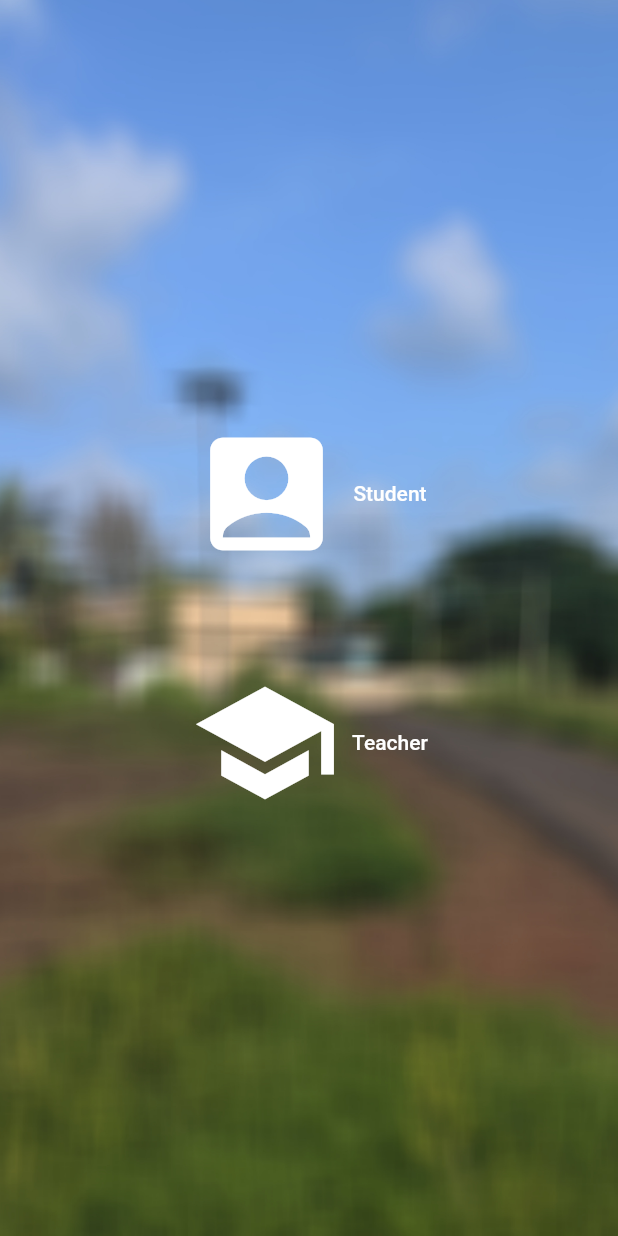
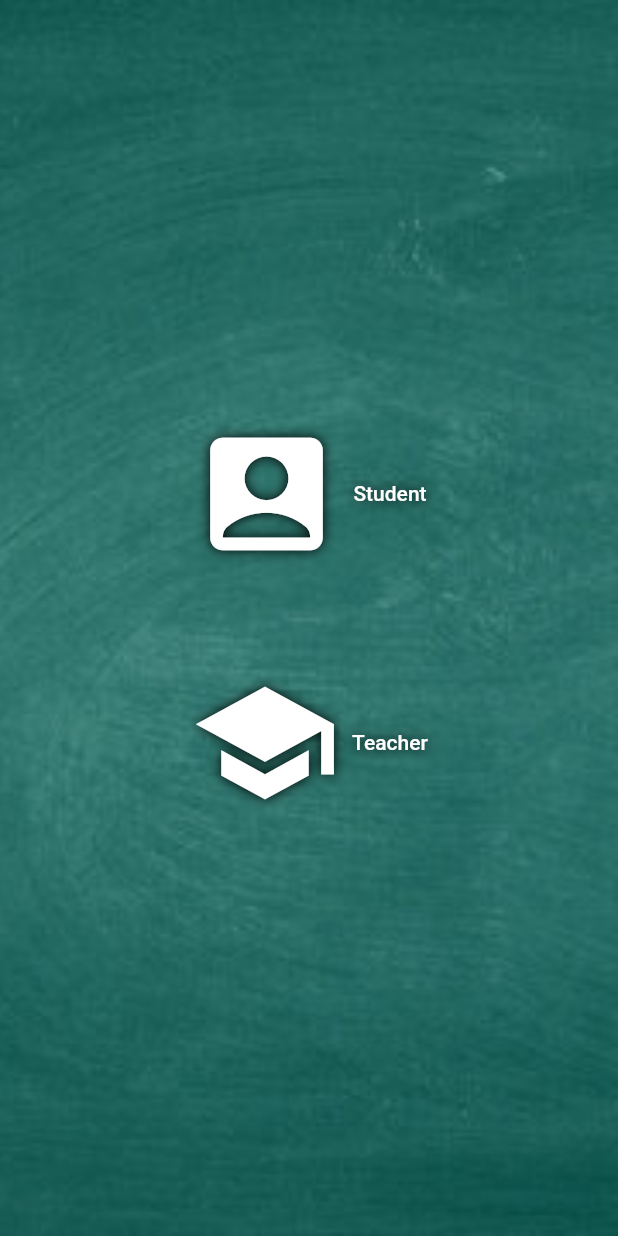
Before and after one commit to sanushcj/school-App, a Flutter app: the screen it shows after launch, on a phone screen of 412 x 824 dp. Run offline on Flutter 3.47's test engine with Material 2 defaults, Android fonts, the light colour scheme and no system bars; our stand-ins replace hive, hive_flutter, image_picker; accounts and stored records are empty.

```diff
--- a/lib/db/functions/database_functions.dart
+++ b/lib/db/functions/database_functions.dart
@@ -4,7 +4,7 @@ import 'package:flutter/material.dart';
 import 'package:ghss_periya/db/model/data_model.dart';
 import 'package:hive_flutter/adapters.dart';
 import 'package:image_picker/image_picker.dart';
-import 'package:ghss_periya/screens/add_students.dart';
+import 'package:ghss_periya/screens/Admin/add_students.dart';
 
 ValueNotifier<List<StudentModel>> studentListNotifier = ValueNotifier([]);
 
--- a/lib/db/model/data_model.dart
+++ b/lib/db/model/data_model.dart
@@ -1,5 +1,4 @@
 import 'package:hive/hive.dart';
-import 'package:image_picker/image_picker.dart';
 part 'data_model.g.dart';
 
 @HiveType(typeId: 1)
--- a/lib/main.dart
+++ b/lib/main.dart
@@ -4,6 +4,7 @@ import 'package:ghss_periya/screens/firstpage.dart';
 import 'package:hive_flutter/adapters.dart';
 
 main() async {
+   WidgetsFlutterBinding.ensureInitialized();
   Hive.initFlutter();
   if (!Hive.isAdapterRegistered(StudentModelAdapter().typeId)) {
     Hive.registerAdapter(StudentModelAdapter());
--- a/lib/screens/Admin/add_students.dart
+++ b/lib/screens/Admin/add_students.dart
@@ -1,6 +1,5 @@
 // ignore_for_file: no_leading_underscores_for_local_identifiers
 
-import 'dart:io';
 
 import 'package:flutter/material.dart';
 import 'package:ghss_periya/db/functions/database_functions.dart';
--- a/lib/screens/Admin/adminpage.dart
+++ b/lib/screens/Admin/adminpage.dart
@@ -1,6 +1,6 @@
 import 'package:flutter/material.dart';
-import 'package:ghss_periya/screens/add_students.dart';
 import 'package:ghss_periya/screens/students_registered.dart';
+import 'add_students.dart';
 
 class AdminPage extends StatelessWidget {
   const AdminPage({super.key});
@@ -12,8 +12,8 @@ class AdminPage extends StatelessWidget {
           child: Container(
               decoration: const BoxDecoration(
           image: DecorationImage(
-              image: AssetImage('assets/img/Picsart_22-09-29_12-14-59-596.jpg'),
-              fit: BoxFit.fill),
+              image: AssetImage('assets/img/home_background.jpg'),
+              fit: BoxFit.cover),
         ),
             child: Center(
         child: Column(
--- a/lib/screens/firstpage.dart
+++ b/lib/screens/firstpage.dart
@@ -4,8 +4,6 @@ import 'package:flutter/material.dart';
 // import 'package:ghss_periya/screens/add_students.dart';
 import 'package:ghss_periya/screens/home.dart';
 import 'package:ghss_periya/screens/students/studentsstudentsview.dart';
-import 'package:ghss_periya/screens/students_registered.dart';
-
 import '../db/functions/database_functions.dart';
 
 class Firstpagee extends StatelessWidget {
@@ -17,22 +15,41 @@ class Firstpagee extends StatelessWidget {
     return Scaffold(
         body: SafeArea(
             child: Container(
-
       decoration: const BoxDecoration(
         image: DecorationImage(
-              image: AssetImage('assets/img/Picsart_22-09-29_12-14-59-596.jpg'),
-              fit: BoxFit.fill),
+          opacity: 1,
+          image: AssetImage('assets/img/home_background.jpg'),
+          fit: BoxFit.cover,
+        ),
       ),
       child: Center(
         child: Column(mainAxisAlignment: MainAxisAlignment.center, children: [
           TextButton.icon(
               onPressed: (() {
                 Navigator.of(context).push(MaterialPageRoute(
-                      builder: (context) => StudentsRegisteredStudent(),
+                  builder: (context) => const StudentsRegisteredStudent(),
                 ));
               }),
-                  icon: const Icon(Icons.account_box ,size: 100, color: Colors.white,),
-                  label: const Text('Student' ,style: TextStyle(color: Colors.white), ) ),
+              icon: const Icon(
+                Icons.account_box,
+                size: 100,
+                color: Colors.white,
+                shadows: [
+                  Shadow(
+                    color: Colors.black,
+                    blurRadius: 10,
+                  )
+                ],
+              ),
+              label: const Text(
+                'Student',
+                style: TextStyle(color: Colors.white, shadows: [
+                  Shadow(
+                    color: Colors.black,
+                    blurRadius: 10,
+                  )
+                ]),
+              )),
           const SizedBox(
             height: 50,
           ),
@@ -43,12 +60,27 @@ class Firstpagee extends StatelessWidget {
                 builder: (context) => const HomePage(),
               ));
             }),
-                  icon: const Icon(Icons.school,size: 100,color: Colors.white,),
-              label: const Text('Teacher' ,style: TextStyle(color: Colors.white), ) ),
+            icon: const Icon(Icons.school,
+                size: 100,
+                color: Colors.white,
+                shadows: [
+                  Shadow(
+                    color: Colors.black,
+                    blurRadius: 10,
+                  )
+                ]),
+            label: const Text(
+              'Teacher',
+              style: TextStyle(color: Colors.white, shadows: [
+                Shadow(
+                  color: Colors.black,
+                  blurRadius: 10,
+                )
               ]),
             ),
+          )
+        ]),
       ),
-      ),
-    );
+    )));
   }
 }
--- a/lib/screens/home.dart
+++ b/lib/screens/home.dart
@@ -1,7 +1,7 @@
 // ignore_for_file: unrelated_type_equality_checks
 
 import 'package:flutter/material.dart';
-import 'package:ghss_periya/screens/adminPage.dart';
+import 'package:ghss_periya/screens/Admin/adminpage.dart';
 
 class HomePage extends StatefulWidget {
   const HomePage({super.key});
--- a/lib/screens/studentviewscreen.dart
+++ b/lib/screens/studentviewscreen.dart
@@ -1,10 +1,8 @@
 // import 'package:flutter/cupertino.dart';
 import 'dart:io';
+import 'package:flutter/material.dart';
 
-import 'package:flutter/material.dart';
-import 'package:flutter/src/widgets/container.dart';
-import 'package:flutter/src/widgets/framework.dart';
-import 'package:ghss_periya/screens/editscreen.dart';
+import 'Admin/editscreen.dart';
 
 class ViewaAstudent extends StatelessWidget {
   String name;
--- a/lib/screens/successful.dart
+++ b/lib/screens/successful.dart
@@ -1,7 +1,7 @@
 import 'package:flutter/material.dart';
 // import 'package:flutter/src/widgets/container.dart';
 // import 'package:flutter/src/widgets/framework.dart';
-import 'package:ghss_periya/screens/add_students.dart';
+import 'package:ghss_periya/screens/Admin/add_students.dart';
 import 'package:ghss_periya/screens/students_registered.dart';
 
 class SuccessFull extends StatelessWidget {
--- a/pubspec.yaml
+++ b/pubspec.yaml
@@ -29,6 +29,7 @@ environment:
 # the latest version available on pub.dev. To see which dependencies have newer
 # versions available, run `flutter pub outdated`.
 dependencies:
+  blurrycontainer: ^1.0.2
   flutter:
     sdk: flutter
   get: ^4.6.5
```
Also changed, not shown: assets/img/home_background.jpg, pubspec.lock. Lines whose indentation alone changed are shown as unchanged.
